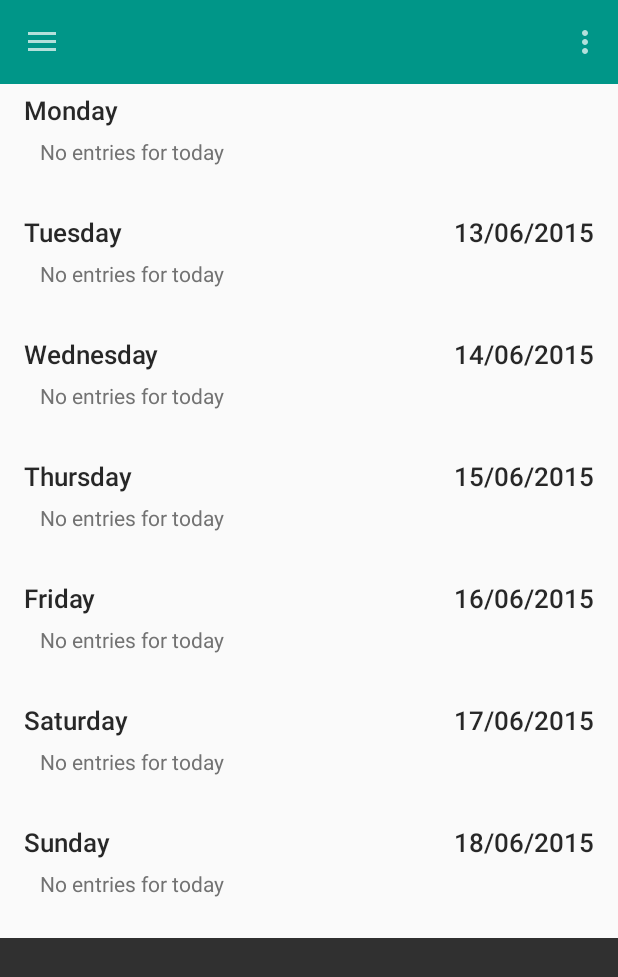
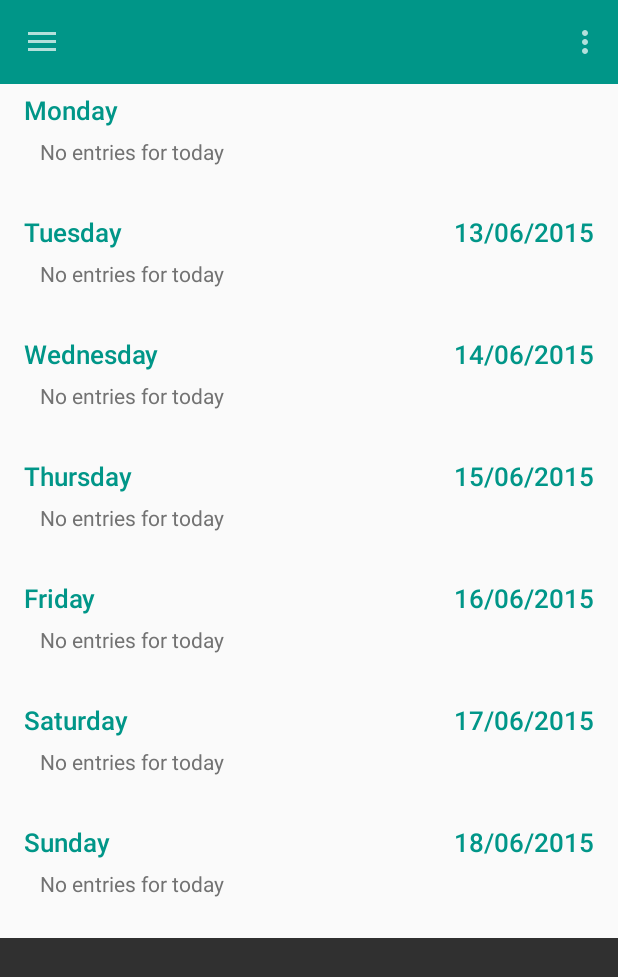
Before and after one commit to farsidesoul/TimesheetMe, an Android app: the fragment WeeklyEntryViewPagerFragment placed in its activity, on a phone screen of 412 x 824 dp. Shown: the top 977 px of the screen. Run offline under Robolectric (Android 15) with nearby library versions, the phone set to English and light mode, and no system bars; libraries missing offline, so code that uses them is left out: com.daimajia.swipe, com.github.clans.fab; 10 statements that could not run were skipped.

Commit message:
Adjusted: Colors for the day and date text

```diff
--- a/app/src/main/res/layout/fragment_weekly_entry_single_day.xml
+++ b/app/src/main/res/layout/fragment_weekly_entry_single_day.xml
@@ -21,7 +21,7 @@
 			android:text="A date/day"
 			android:fontFamily="sans-serif-medium"
 			android:textSize="17sp"
-			android:textColor="@color/primaryText"
+			android:textColor="@color/primaryColor"
 			android:gravity="center_vertical"/>
 
 		<TextView
@@ -32,7 +32,7 @@
 			android:text="Date"
 			android:fontFamily="sans-serif-medium"
 			android:textSize="17sp"
-			android:textColor="@color/primaryText"
+			android:textColor="@color/primaryColor"
 			android:gravity="center_vertical|end"/>
 
 	</LinearLayout>
```
